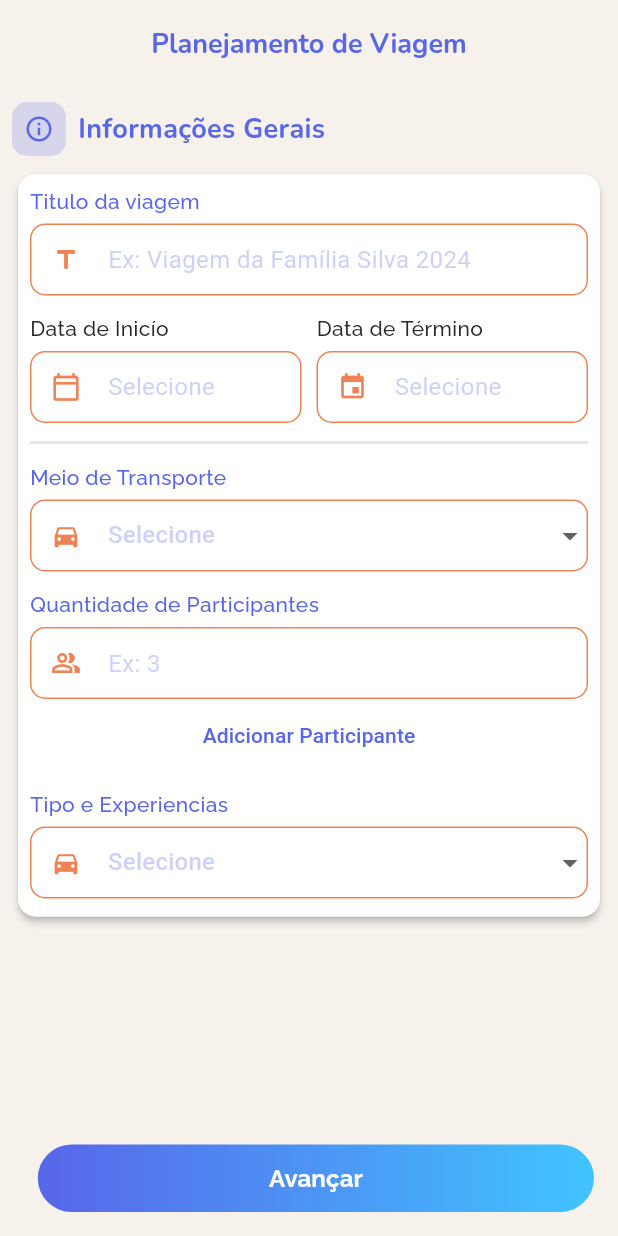
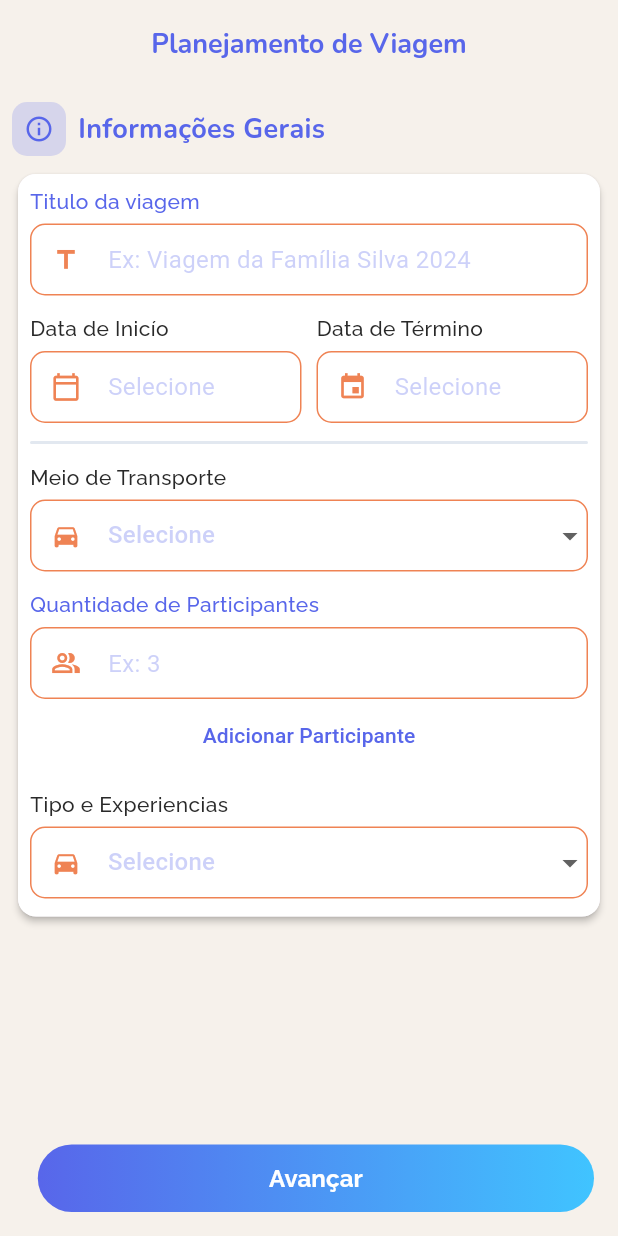
Before and after one commit to Reinertjg/Horizone_app, a Flutter app: the InterviewScreen screen opened by its route, on a phone screen of 412 x 824 dp. Run offline on Flutter 3.47's test engine with Material 3 defaults, Android fonts, the phone set to English and light mode, and no system bars; our stand-ins replace google_fonts, shared_preferences, sqflite; accounts and stored records are empty.

Commit message:
fix: update text color in DropdownButtonFormField and remove explicit type for map callback.

```diff
--- a/horizone_app/lib/presentation/widgets/interview_widgets/build_dropdownform.dart
+++ b/horizone_app/lib/presentation/widgets/interview_widgets/build_dropdownform.dart
@@ -67,13 +67,13 @@ class _BuildDropdownformState extends State<BuildDropdownform> {
           style: GoogleFonts.raleway(
             fontSize: 14,
             fontWeight: FontWeight.w500,
-            color: colors.secondary,
+            color: colors.quaternary,
           ),
         ),
         const SizedBox(height: 5),
         DropdownButtonFormField<String>(
           value: selectedValue,
-          items: widget.items.map((/*String*/ value) {
+          items: widget.items.map((value) {
             return DropdownMenuItem<String>(
               value: value,
               child: Text(
```
